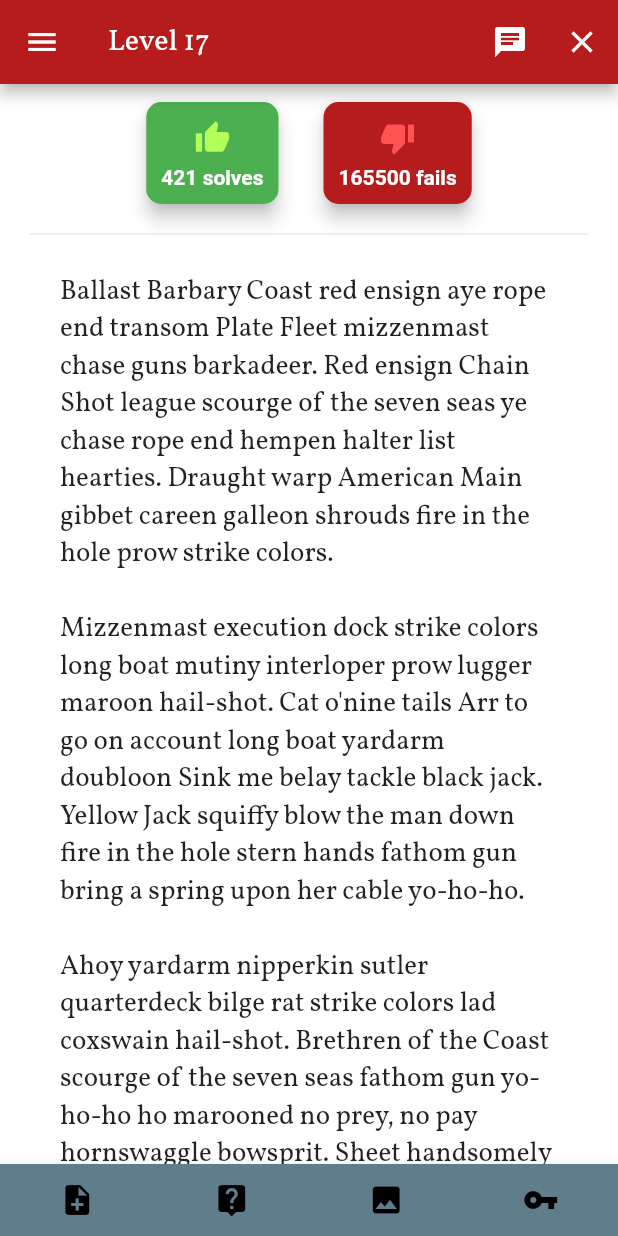
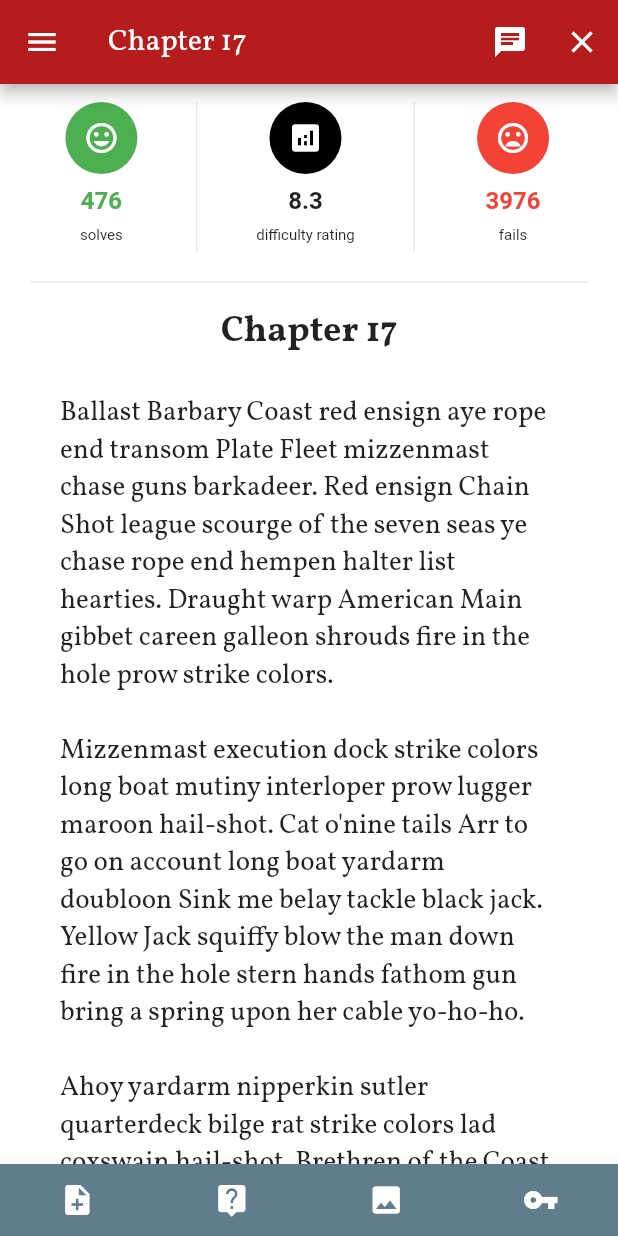
Before and after one commit to ddonche/darker_slate, a Flutter app: the LevelScreen screen opened by its route, on a phone screen of 412 x 824 dp. Run offline on Flutter 3.47's test engine with Material 2 defaults, Android fonts, the phone set to English and light mode, and no system bars; our stand-ins replace animated_text_kit, cloud_firestore, firebase_auth, firebase_core, modal_progress_hud; accounts and stored records are empty.

Commit message:
styled level insights

```diff
--- a/lib/screens/level_screen.dart
+++ b/lib/screens/level_screen.dart
@@ -112,7 +112,7 @@ class _LevelScreenState extends State<LevelScreen> {
     return Scaffold(
       backgroundColor: Colors.white,
       appBar: AppBar(
-        title: const Text('Level 17'),
+        title: const Text('Chapter 17'),
         actions: <Widget>[
           IconButton(
             icon: const Icon(Icons.chat),
@@ -133,71 +133,105 @@ class _LevelScreenState extends State<LevelScreen> {
         child: Column(children: <Widget>[
           Padding(
             padding: const EdgeInsets.all(12),
+            child: Container(
+              height: 100,
               child: Row(
-              mainAxisAlignment: MainAxisAlignment.center,
+                mainAxisAlignment: MainAxisAlignment.spaceEvenly,
                 children: <Widget>[
-                RaisedButton(
+                  Column(
+                    children: <Widget>[
+                      Ink(
+                        decoration: const ShapeDecoration(
                           color: Colors.green,
-                  padding: EdgeInsets.all(8.0),
-                  shape: RoundedRectangleBorder(
-                      borderRadius: BorderRadius.circular(10.0)),
-                  elevation: 5,
-                  child: Column(
-                    mainAxisSize: MainAxisSize.min,
-                    children: <Widget>[
-                      Padding(
-                        padding: const EdgeInsets.all(4.0),
-                        child: Icon(
-                          Icons.thumb_up,
-                          color: Colors.lightGreenAccent,
+                          shape: CircleBorder(),
+                        ),
+                        child: IconButton(
+                          icon: Icon(Icons.mood),
+                          color: Colors.white,
+                          onPressed: () {},
                         ),
                       ),
                       Padding(
-                        padding: const EdgeInsets.all(2.0),
+                        padding: const EdgeInsets.all(8.0),
                         child: Text(
-                          '421 solves',
+                          '476',
                           style: TextStyle(
-                            color: Colors.white,
+                            fontSize: 16,
                             fontWeight: FontWeight.bold,
+                            color: Colors.green,
                           ),
+                        ),
+                      ),
+                      Text(
+                        'solves',
+                        style: TextStyle(
+                          fontSize: 10,
                         ),
                       ),
                     ],
                   ),
+                  VerticalDivider(),
+                  Column(
+                    children: <Widget>[
+                      Ink(
+                        decoration: const ShapeDecoration(
+                          color: Colors.black,
+                          shape: CircleBorder(),
+                        ),
+                        child: IconButton(
+                          icon: Icon(Icons.analytics),
+                          color: Colors.white,
                           onPressed: () {},
-                ),
-                SizedBox(width: 30),
-                RaisedButton(
-                  color: Colors.red[900],
-                  padding: EdgeInsets.all(8.0),
-                  shape: RoundedRectangleBorder(
-                      borderRadius: BorderRadius.circular(10.0)),
-                  elevation: 5,
-                  child: Column(
-                    mainAxisSize: MainAxisSize.min,
-                    children: <Widget>[
-                      Padding(
-                        padding: const EdgeInsets.all(4.0),
-                        child: Icon(
-                          Icons.thumb_down,
-                          color: Colors.redAccent,
                         ),
                       ),
                       Padding(
-                        padding: const EdgeInsets.all(2.0),
+                        padding: const EdgeInsets.all(8.0),
                         child: Text(
-                          '165500 fails',
+                          '8.3',
                           style: TextStyle(
-                            color: Colors.white,
-                            fontWeight: FontWeight.bold,
+                              fontSize: 16, fontWeight: FontWeight.bold),
                         ),
+                      ),
+                      Text(
+                        'difficulty rating',
+                        style: TextStyle(
+                          fontSize: 10,
                         ),
                       ),
                     ],
                   ),
+                  VerticalDivider(),
+                  Column(
+                    children: <Widget>[
+                      Ink(
+                        decoration: const ShapeDecoration(
+                          color: Colors.red,
+                          shape: CircleBorder(),
+                        ),
+                        child: IconButton(
+                          icon: Icon(Icons.mood_bad),
+                          color: Colors.white,
                           onPressed: () {},
                         ),
+                      ),
+                      Padding(
+                        padding: const EdgeInsets.all(8.0),
+                        child: Text(
+                          '3976',
+                          style: TextStyle(
+                              fontSize: 16, fontWeight: FontWeight.bold, color: Colors.red,),
+                        ),
+                      ),
+                      Text(
+                        'fails',
+                        style: TextStyle(
+                          fontSize: 10,
+                        ),
+                      ),
                     ],
+                  ),
+                ],
+              ),
             ),
           ),
           Divider(
@@ -205,7 +239,21 @@ class _LevelScreenState extends State<LevelScreen> {
             endIndent: 20,
           ),
           Padding(
-            padding: const EdgeInsets.symmetric(vertical: 18.0, horizontal: 40,),
+            padding: const EdgeInsets.all(8),
+            child: Text(
+              'Chapter 17',
+              style: TextStyle(
+                fontFamily: 'Vollkorn',
+                fontSize: 24,
+                fontWeight: FontWeight.bold,
+              ),
+            ),
+          ),
+          Padding(
+            padding: const EdgeInsets.symmetric(
+              vertical: 18.0,
+              horizontal: 40,
+            ),
             child: Text(
               'Ballast Barbary Coast red ensign aye rope end transom Plate Fleet mizzenmast chase guns barkadeer. Red ensign Chain Shot league scourge of the seven seas ye chase rope end hempen halter list hearties. Draught warp American Main gibbet careen galleon shrouds fire in the hole prow strike colors. \n\nMizzenmast execution dock strike colors long boat mutiny interloper prow lugger maroon hail-shot. Cat o\'nine tails Arr to go on account long boat yardarm doubloon Sink me belay tackle black jack. Yellow Jack squiffy blow the man down fire in the hole stern hands fathom gun bring a spring upon her cable yo-ho-ho. \n\nAhoy yardarm nipperkin sutler quarterdeck bilge rat strike colors lad coxswain hail-shot. Brethren of the Coast scourge of the seven seas fathom gun yo-ho-ho ho marooned no prey, no pay hornswaggle bowsprit. Sheet handsomely belay marooned parley weigh anchor scurvy prow pirate hempen halter.',
               style: TextStyle(
@@ -222,15 +270,12 @@ class _LevelScreenState extends State<LevelScreen> {
             elevation: 5,
             margin: EdgeInsets.symmetric(vertical: 12, horizontal: 30),
             child: ListTile(
-              leading: CircleAvatar(
-                radius: 20,
-                backgroundColor: Colors.red[900],
-                child: Padding(
-                  padding: EdgeInsets.all(6),
-                  child: FittedBox(
-                    child: Text('1 of 3'),
-                  ),
-                ),
+              leading: Text(
+                '1',
+                style: TextStyle(
+                    fontSize: 38,
+                    fontWeight: FontWeight.w900,
+                    color: Colors.red[900]),
               ),
               title:
                   Text('Hint:', style: Theme.of(context).textTheme.headline6),
@@ -254,25 +299,25 @@ class _LevelScreenState extends State<LevelScreen> {
           children: <Widget>[
             IconButton(
               icon: Icon(Icons.note_add),
-              color: Colors.black,
+              color: Colors.white,
               tooltip: 'Add Note',
               onPressed: () => _startAddNewNote(context),
             ),
             IconButton(
               icon: Icon(Icons.live_help),
-              color: Colors.black,
+              color: Colors.white,
               tooltip: 'Get Hint for 5 Credits',
               onPressed: () {},
             ),
             IconButton(
               icon: Icon(Icons.image),
-              color: Colors.black,
+              color: Colors.white,
               tooltip: 'Open Image Clue',
               onPressed: () => _startShowImageClue(context),
             ),
             IconButton(
               icon: Icon(Icons.vpn_key),
-              color: Colors.black,
+              color: Colors.white,
               tooltip: 'Solve this Level',
               onPressed: () => _solveLevel(context),
             ),
```
Lines whose indentation alone changed are shown as unchanged.
